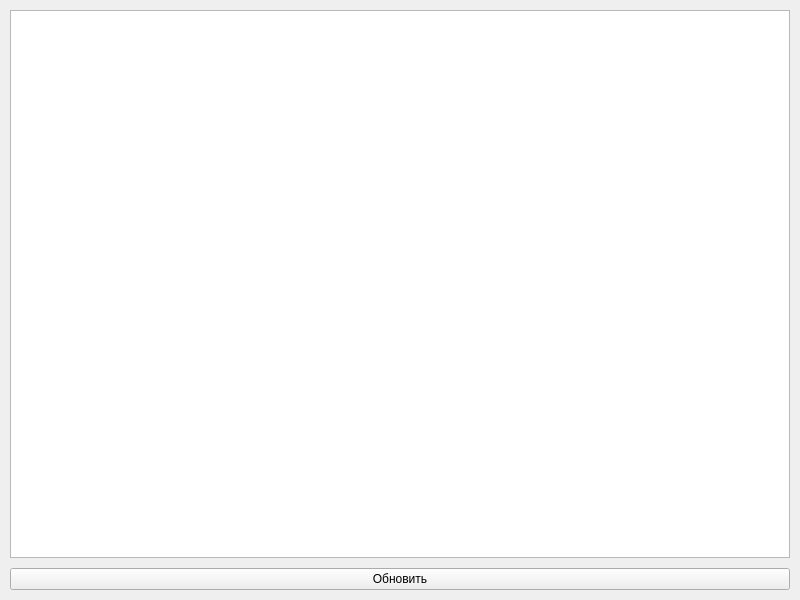
Old version of the form main.ui in the repository TikhonKrivolutskiy/Coffee.
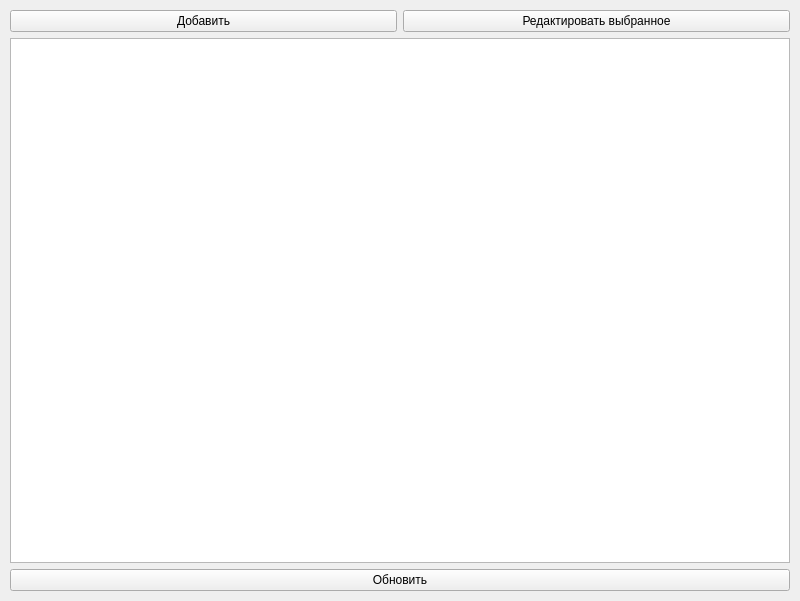
New version of the form.

```diff
--- a/main.ui
+++ b/main.ui
@@ -7,14 +7,14 @@
     <x>0</x>
     <y>0</y>
     <width>800</width>
-    <height>600</height>
+    <height>601</height>
    </rect>
   </property>
   <property name="windowTitle">
    <string>Эспрессо</string>
   </property>
   <widget class="QWidget" name="centralwidget">
-   <layout class="QGridLayout" name="gridLayout">
+   <layout class="QVBoxLayout" name="verticalLayout">
     <property name="leftMargin">
      <number>10</number>
     </property>
@@ -27,14 +27,29 @@
     <property name="bottomMargin">
      <number>10</number>
     </property>
-    <property name="spacing">
-     <number>10</number>
-    </property>
-    <item row="0" column="0">
+    <item>
+     <layout class="QHBoxLayout" name="horizontalLayout">
+      <item>
+       <widget class="QPushButton" name="pushButton_add">
+        <property name="text">
+         <string>Добавить</string>
+        </property>
+       </widget>
+      </item>
+      <item>
+       <widget class="QPushButton" name="pushButton_edit">
+        <property name="text">
+         <string>Редактировать выбранное</string>
+        </property>
+       </widget>
+      </item>
+     </layout>
+    </item>
+    <item>
      <widget class="QTableWidget" name="tableWidget"/>
     </item>
-    <item row="1" column="0">
-     <widget class="QPushButton" name="pushButton">
+    <item>
+     <widget class="QPushButton" name="pushButton_update">
       <property name="text">
        <string>Обновить</string>
       </property>
```
Left out of the diff: 2 changed lines with no effect on the pictures.
